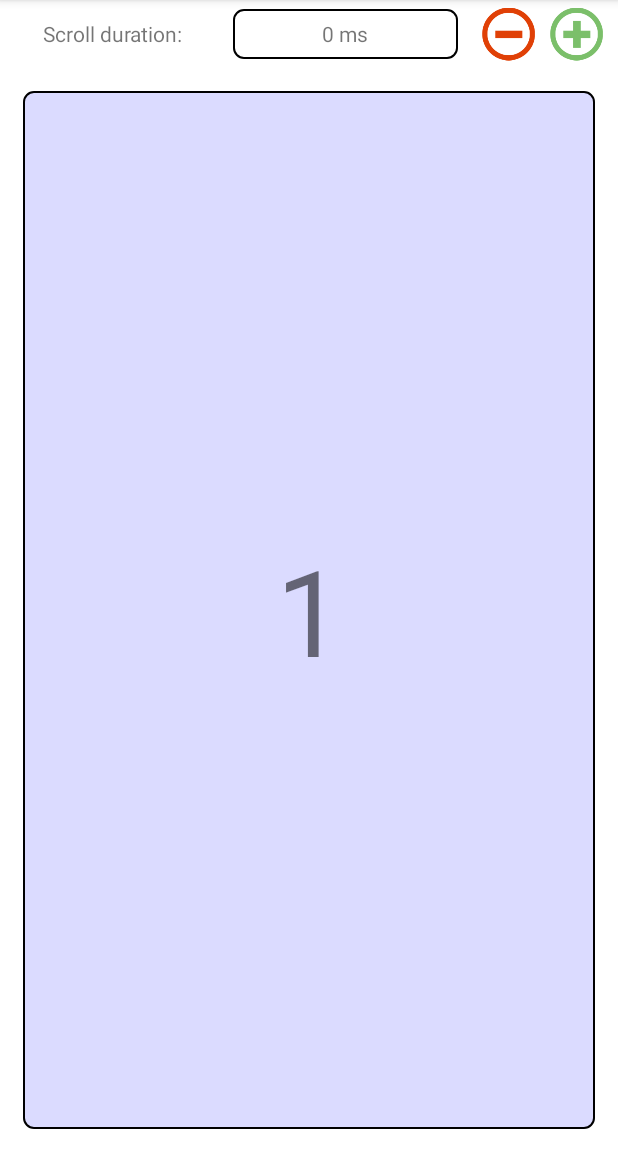
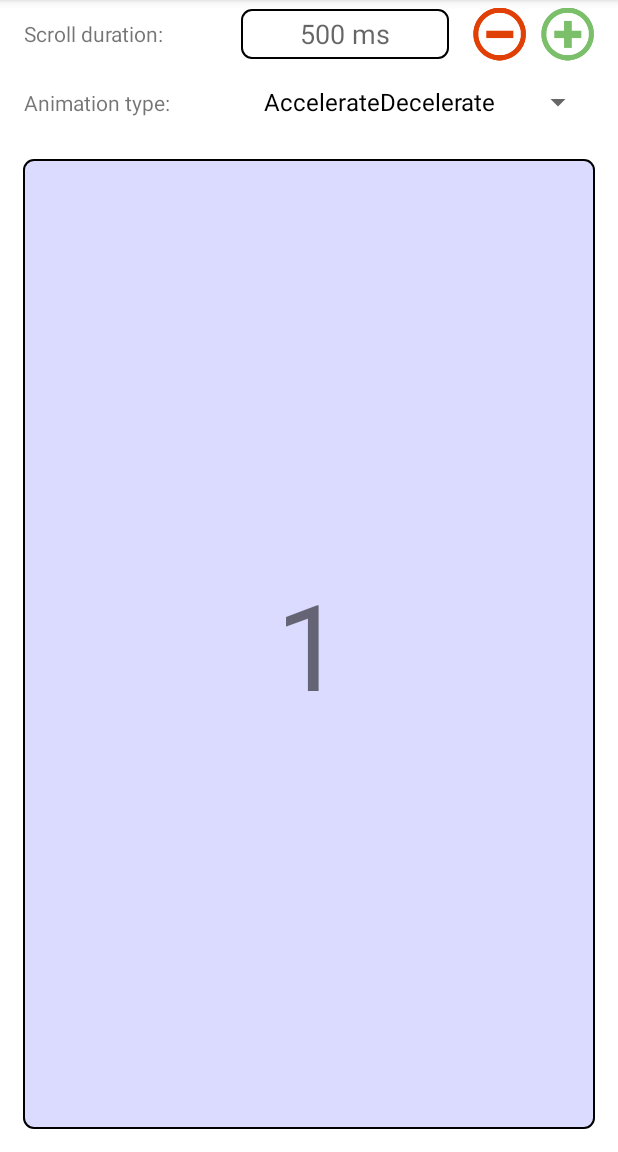
Before and after one commit to AntonioCappiello/view-pager-with-custom-scroller, an Android app: the screen it shows after launch (MainActivity), on a phone screen of 412 x 824 dp, the part 84-1236 px from its top. Run offline under Robolectric (Android 15) with nearby library versions, the phone set to English and light mode, and no system bars.

Commit message:
Added bar to change scroller animation type

```diff
--- /dev/null
+++ b/app/src/main/java/antoniocappiello/com/viewpagerwithcustomscroller/InterpolatorEnum.java
@@ -0,0 +1,55 @@
+/*
+ * Copyright (c) 2015. Antonio Cappiello
+ * www.antoniocappiello.com
+ */
+
+package antoniocappiello.com.viewpagerwithcustomscroller;
+
+import android.support.v4.view.animation.FastOutLinearInInterpolator;
+import android.support.v4.view.animation.FastOutSlowInInterpolator;
+import android.support.v4.view.animation.LinearOutSlowInInterpolator;
+import android.view.animation.AccelerateDecelerateInterpolator;
+import android.view.animation.AccelerateInterpolator;
+import android.view.animation.AnticipateInterpolator;
+import android.view.animation.AnticipateOvershootInterpolator;
+import android.view.animation.BounceInterpolator;
+import android.view.animation.CycleInterpolator;
+import android.view.animation.DecelerateInterpolator;
+import android.view.animation.Interpolator;
+import android.view.animation.LinearInterpolator;
+import android.view.animation.OvershootInterpolator;
+
+/**
+ * Created by antoniocappiello on 24/10/15.
+ * Selanto Apps © All right reserved
+ */
+public enum InterpolatorEnum {
+    AccelerateDecelerate ("AccelerateDecelerate", new AccelerateDecelerateInterpolator()),
+    Accelerate ("Accelerate", new AccelerateInterpolator()),
+    Anticipate ("Anticipate", new AnticipateInterpolator()),
+    AnticipateOvershoot ("AnticipateOvershoot", new AnticipateOvershootInterpolator()),
+    Bounce ("Bounce", new BounceInterpolator()),
+    Cycle ("Cycle", new CycleInterpolator((float)0.6)),
+    Decelerate ("Decelerate", new DecelerateInterpolator()),
+    FastOutLinearIn ("FastOutLinearIn", new FastOutLinearInInterpolator()),
+    FastOutSlowIn ("FastOutSlowIn", new FastOutSlowInInterpolator()),
+    Linear ("Linear", new LinearInterpolator()),
+    LinearOutSlowIn ("LinearOutSlowIn", new LinearOutSlowInInterpolator()),
+    Overshoot ("Overshoot", new OvershootInterpolator());
+
+    private final String description;
+    private final Interpolator interpolator;
+
+    InterpolatorEnum (String description, Interpolator interpolator) {
+        this.description = description;
+        this.interpolator = interpolator;
+    }
+
+    public String getDescription() {
+        return description;
+    }
+
+    public Interpolator getInterpolator() {
+        return interpolator;
+    }
+}
--- a/app/src/main/java/antoniocappiello/com/viewpagerwithcustomscroller/MainActivity.java
+++ b/app/src/main/java/antoniocappiello/com/viewpagerwithcustomscroller/MainActivity.java
@@ -11,7 +11,11 @@ import android.support.v4.view.ViewPager;
 import android.support.v7.app.AppCompatActivity;
 import android.support.v7.widget.Toolbar;
 import android.view.View;
+import android.view.animation.Interpolator;
 import android.view.animation.LinearInterpolator;
+import android.widget.AdapterView;
+import android.widget.ArrayAdapter;
+import android.widget.Spinner;
 import android.widget.TextView;
 
 import java.lang.reflect.Field;
@@ -20,6 +24,8 @@ public class MainActivity extends AppCompatActivity {
 
     private CustomScroller customScroller;
     private TextView durationView;
+    private Spinner animationSpinner;
+    private ViewPager mPager;
 
     @Override
     protected void onCreate(Bundle savedInstanceState) {
@@ -28,28 +34,52 @@ public class MainActivity extends AppCompatActivity {
         Toolbar toolbar = (Toolbar) findViewById(R.id.toolbar);
         setSupportActionBar(toolbar);
 
-        ViewPager mPager = (ViewPager) findViewById(R.id.pager); // The pager widget which allows swiping horizontally
-        setCustomScrollerToViewPager(mPager);
+        mPager = (ViewPager) findViewById(R.id.pager);
+        durationView = (TextView) findViewById(R.id.duration_view);
+        animationSpinner = (Spinner) findViewById(R.id.animation_spinner);
+
+        setCustomScrollerToViewPager();
 
         PagerAdapter mAdapter = new DemoPagerAdapter(getSupportFragmentManager());
         mPager.setAdapter(mAdapter);
 
-        durationView = (TextView) findViewById(R.id.duration_view);
+        initSpinner();
 
     }
 
-    private void setCustomScrollerToViewPager(ViewPager mPager) {
+    private void initSpinner() {
+        ArrayAdapter<InterpolatorEnum> adapter = new ArrayAdapter<>(this, android.R.layout.simple_spinner_dropdown_item, InterpolatorEnum.values());
+        adapter.setDropDownViewResource(android.R.layout.simple_spinner_dropdown_item);
+        animationSpinner.setAdapter(adapter);
+        animationSpinner.setOnItemSelectedListener(new AdapterView.OnItemSelectedListener() {
+            @Override
+            public void onItemSelected(AdapterView<?> adapterView, View view, int i, long l) {
+                setCustomScrollerToViewPager(InterpolatorEnum.values()[i].getInterpolator(), customScroller.getCustomDuration());
+            }
+
+            @Override
+            public void onNothingSelected(AdapterView<?> adapterView) {
+
+            }
+        });
+    }
+
+    private void setCustomScrollerToViewPager() {
+        setCustomScrollerToViewPager(new LinearInterpolator(), 500);
+    }
+
+    private void setCustomScrollerToViewPager(Interpolator interpolator, int duration) {
         try {
-            customScroller = new CustomScroller(this, new LinearInterpolator(), 0);
+            customScroller = new CustomScroller(this, interpolator, duration);
             Field mScroller = ViewPager.class.getDeclaredField("mScroller");
             mScroller.setAccessible(true);
             mScroller.set(mPager, customScroller);
+            durationView.setText(customScroller.getCustomDuration() + " ms");
         } catch (NoSuchFieldException e) {
             e.printStackTrace();
         } catch (IllegalAccessException e) {
             e.printStackTrace();
         }
-
     }
 
     public void addDelay(View view){
--- /dev/null
+++ b/app/src/main/res/layout/animation_type_bar.xml
@@ -0,0 +1,30 @@
+<?xml version="1.0" encoding="utf-8"?>
+<!--
+  ~ Copyright (c) 2015. Antonio Cappiello
+  ~ www.antoniocappiello.com
+  -->
+
+<LinearLayout
+    xmlns:android="http://schemas.android.com/apk/res/android"
+    android:layout_width="match_parent"
+    android:layout_height="wrap_content"
+    android:layout_marginLeft="@dimen/activity_horizontal_margin"
+    android:layout_marginRight="@dimen/activity_horizontal_margin"
+    android:orientation="horizontal">
+
+    <TextView
+        android:layout_width="0dp"
+        android:layout_weight="0.4"
+        android:layout_height="45dp"
+        android:gravity="center_vertical"
+        android:text="@string/animation_type"/>
+
+    <Spinner
+        android:id="@+id/animation_spinner"
+        android:gravity="center"
+        android:layout_width="0dp"
+        android:layout_weight="0.6"
+        android:layout_height="match_parent"/>
+
+
+</LinearLayout>
--- a/app/src/main/res/layout/content_main.xml
+++ b/app/src/main/res/layout/content_main.xml
@@ -1,8 +1,9 @@
 <?xml version="1.0" encoding="utf-8"?>
-<RelativeLayout
+<LinearLayout
     xmlns:android="http://schemas.android.com/apk/res/android"
     xmlns:tools="http://schemas.android.com/tools"
     xmlns:app="http://schemas.android.com/apk/res-auto"
+    android:orientation="vertical"
     android:layout_width="match_parent"
     android:layout_height="match_parent"
     app:layout_behavior="@string/appbar_scrolling_view_behavior"
@@ -13,10 +14,11 @@
     <include layout="@layout/scroll_duration_bar"
         android:id="@+id/buttons_bar" />
 
+    <include layout="@layout/animation_type_bar"/>
+
     <android.support.v4.view.ViewPager
         android:id="@+id/pager"
-        android:layout_below="@id/buttons_bar"
         android:layout_width="fill_parent"
         android:layout_height="fill_parent"/>
 
-</RelativeLayout>
+</LinearLayout>
--- a/app/src/main/res/layout/scroll_duration_bar.xml
+++ b/app/src/main/res/layout/scroll_duration_bar.xml
@@ -8,13 +8,15 @@
     xmlns:android="http://schemas.android.com/apk/res/android"
     android:layout_width="match_parent"
     android:layout_height="wrap_content"
+    android:layout_marginLeft="@dimen/activity_horizontal_margin"
+    android:layout_marginRight="@dimen/activity_horizontal_margin"
     android:orientation="horizontal">
 
     <TextView
         android:layout_width="0dp"
         android:layout_weight="1"
+        android:gravity="center_vertical"
         android:layout_height="45dp"
-        android:gravity="center"
         android:text="@string/scroll_duration"/>
 
     <TextView
@@ -22,8 +24,7 @@
         android:layout_width="0dp"
         android:layout_weight="1"
         android:layout_height="match_parent"
-        android:textAppearance="?android:attr/textAppearanceSmall"
-        android:text="0 ms"
+        android:textAppearance="?android:attr/textAppearanceMedium"
         android:background="@drawable/white_with_borders"
         android:id="@+id/duration_view"
         android:gravity="center"
@@ -40,7 +41,6 @@
 
     <ImageView
         android:layout_marginLeft="10dp"
-        android:layout_marginRight="10dp"
         android:src="@drawable/plus"
         android:onClick="addDelay"
         android:layout_width="35dp"
--- a/app/src/main/res/values/strings.xml
+++ b/app/src/main/res/values/strings.xml
@@ -1,4 +1,5 @@
 <resources>
     <string name="app_name">View Pager With Custom Scroller</string>
     <string name="scroll_duration">Scroll duration:</string>
+    <string name="animation_type">Animation type:</string>
 </resources>
```
